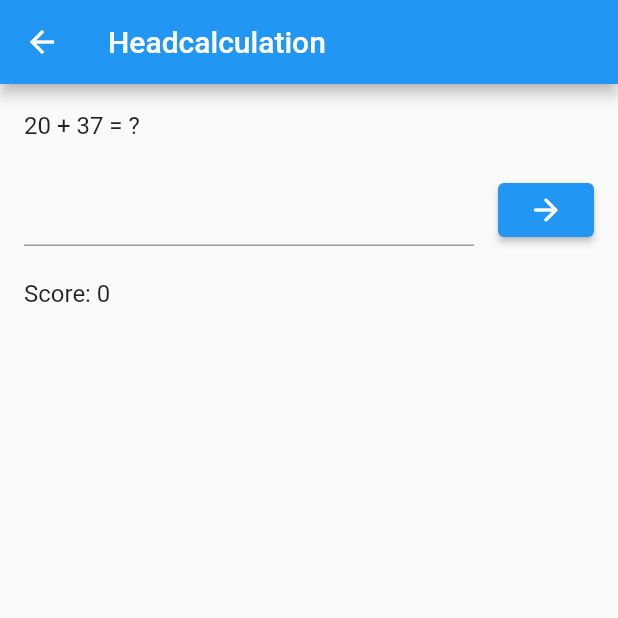
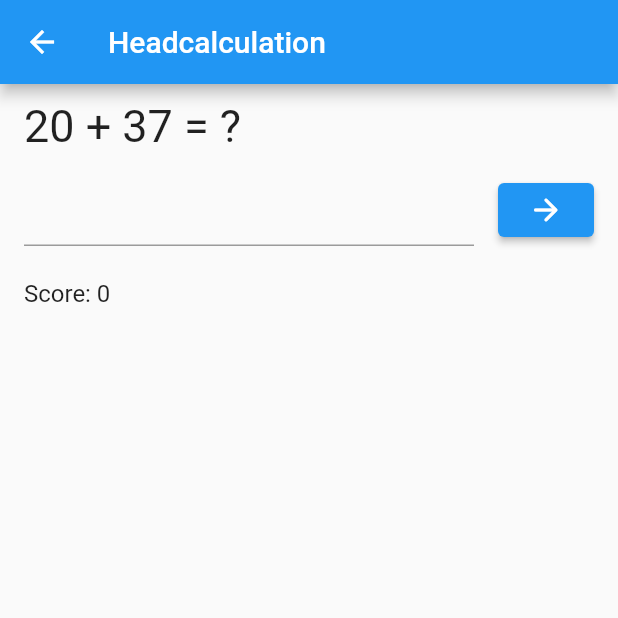
Before and after one commit to fkropfhamer/brainjogging, a Flutter app: the Headcalculation screen opened by its route, after a tap on the "arrow forward" icon, on a phone screen of 412 x 824 dp, the top half of it. Run offline on Flutter 3.47's test engine with Material 2 defaults, Android fonts, the phone set to English and light mode, and no system bars.

Commit message:
added styling.

```diff
--- a/lib/headcalculation.dart
+++ b/lib/headcalculation.dart
@@ -1,3 +1,4 @@
+import 'dart:async';
 import 'dart:math';
 
 import 'package:flutter/material.dart';
@@ -18,6 +19,8 @@ class _HeadcalculationState extends State<Headcalculation> {
   var _random = new Random();
   var _rightResult;
   var _inputController = TextEditingController();
+  var _wasFalse = false;
+  var _wasRight = false;
 
   void generateTask() {
     var a = _random.nextInt(100);
@@ -27,14 +30,49 @@ class _HeadcalculationState extends State<Headcalculation> {
     _rightResult = a + b;
   }
 
+  void showFalse() {
+    setState(() {
+      _wasFalse = true;
+      Timer(new Duration(seconds: 1), () { setState(() {
+        _wasFalse = false;
+      });});
+    });
+  }
+
+  void showRight() {
+    setState(() {
+      _wasRight = true;
+      Timer(new Duration(seconds: 1), () { setState(() {
+        _wasRight = false;
+      });});
+    });
+  }
+
+  MaterialColor getColor() {
+    if (_wasRight) {
+      return Colors.green;
+    }
+
+    if (_wasFalse) {
+      return Colors.red;
+    }
+
+    return Colors.blue;
+  }
+
   void checkInput() {
     try {
       if (int.parse(_inputController.text) == _rightResult) {
+        showRight();
         generateTask();
         setState(() {
           _score = _score + 1;
         });
+      } else {
+        showFalse();
       }
+    } catch(_) {
+      showFalse();
     } finally {
       _inputController.clear();
     }
@@ -47,7 +85,10 @@ class _HeadcalculationState extends State<Headcalculation> {
       appBar: AppBar( title: const Text("Headcalculation"),),
       body: ListView( children: [
         ListTile(
-          title: Text(_task),
+          title: Text(
+            _task,
+            style: const TextStyle(fontSize: 30),
+          ),
         ),
         ListTile(
           title: TextField(
@@ -58,6 +99,7 @@ class _HeadcalculationState extends State<Headcalculation> {
           trailing: ElevatedButton(
             onPressed: () => checkInput(),
             child: const Icon(Icons.arrow_forward_rounded),
+            style: ElevatedButton.styleFrom(primary: getColor()),
           ),
         ),
         ListTile(title: Text('Score: $_score'),)
```
